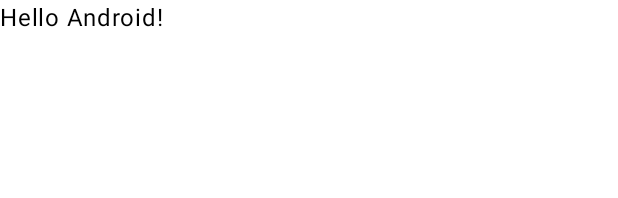
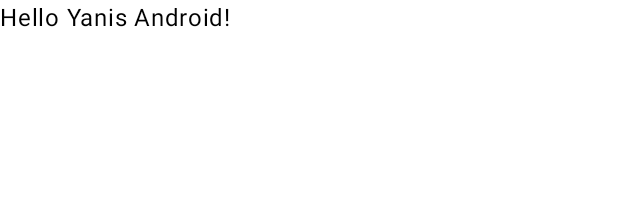
Before and after one commit to Yanis232/ISENSmartCompanion, an Android app built with Jetpack Compose: the @Preview function GreetingPreview, on a phone screen of 412 x 824 dp. Shown: the top 198 px of the screen. Run offline under Robolectric (Android 15) with nearby library versions, the phone set to English and light mode, and no system bars.

Commit message:
test MainActivity.kt message change

```diff
--- a/app/src/main/java/fr/isen/goutalguerin/isensmartcompanion/MainActivity.kt
+++ b/app/src/main/java/fr/isen/goutalguerin/isensmartcompanion/MainActivity.kt
@@ -33,7 +33,7 @@ class MainActivity : ComponentActivity() {
 @Composable
 fun Greeting(name: String, modifier: Modifier = Modifier) {
     Text(
-        text = "Hello $name!",
+        text = "Hello Yanis $name!",
         modifier = modifier
     )
 }
```
